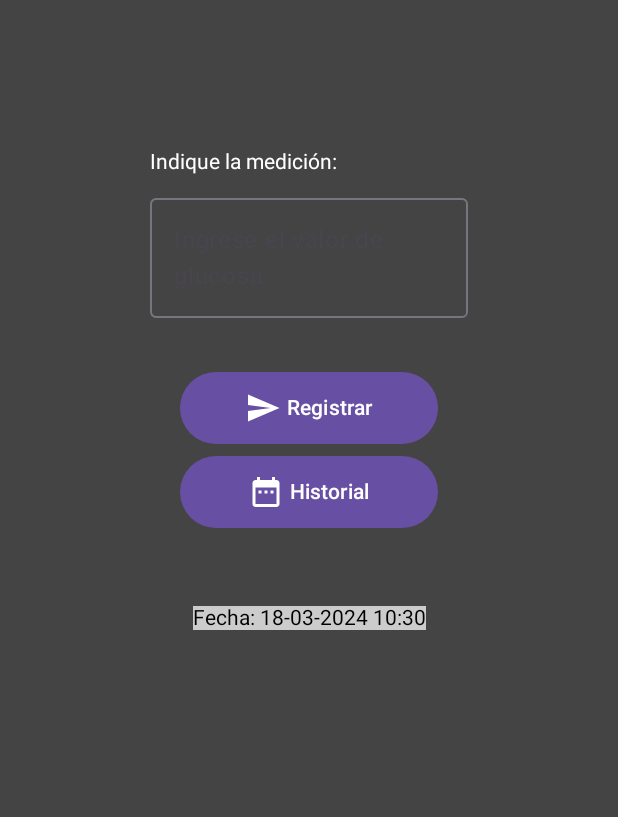
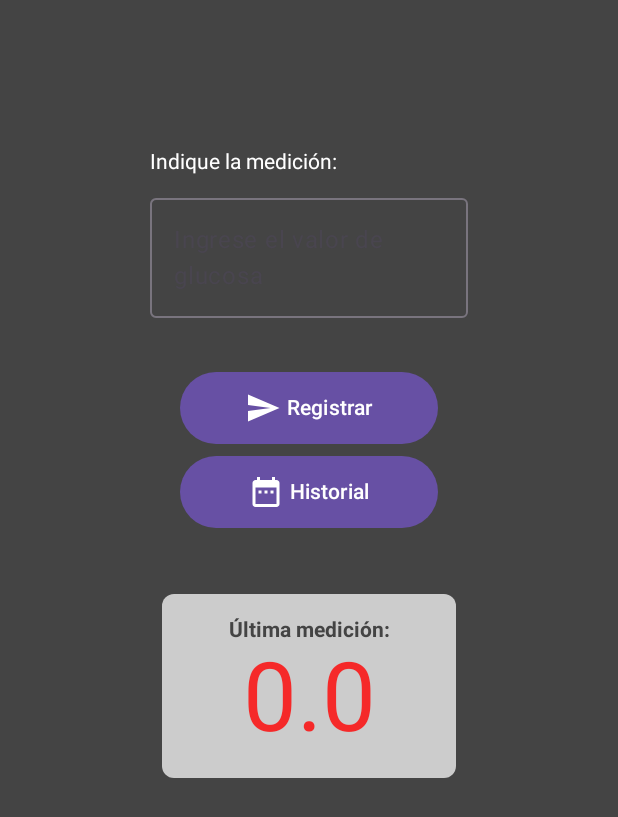
Before and after one commit to IsmaTor/GlucoseRegisterApp, an Android app built with Jetpack Compose: the GlucoseMeasurementScreen screen opened through its navigation route, on a phone screen of 412 x 824 dp. Shown: the top 817 px of the screen. Run offline under Robolectric (Android 15) with nearby library versions, the phone set to English and light mode, and no system bars.

Commit message:
last measurement

```diff
--- a/app/src/main/java/ismaapp/tortosa/glucoseregister/services/GlucoseServicesImp.java
+++ b/app/src/main/java/ismaapp/tortosa/glucoseregister/services/GlucoseServicesImp.java
@@ -106,4 +106,27 @@ public class GlucoseServicesImp implements IGlucoseServices{
         }
     }
 
+    @Override
+    public float getLastGlucoseMeasurement() {
+        float lastGlucoseMeasurement = 0.0f;
+        try {
+            String query = "SELECT " + GlucoseDBHelper.COLUMN_GLUCOSE_VALUE +
+                    " FROM " + GlucoseDBHelper.TABLE_NAME +
+                    ORDER_BY + GlucoseDBHelper.COLUMN_DATE + " DESC LIMIT 1";
+
+            Cursor cursor = glucoseRepository.getDatabase().rawQuery(query, null);
+
+            if (cursor != null && cursor.moveToFirst()) {
+                int glucoseValueIndex = cursor.getColumnIndex(GlucoseDBHelper.COLUMN_GLUCOSE_VALUE);
+                if (glucoseValueIndex != -1) {
+                    lastGlucoseMeasurement = cursor.getFloat(glucoseValueIndex);
+                }
+                cursor.close();
+            }
+        } catch (Exception e) {
+            Log.e(LOG_NAME, "Error retrieving last glucose measurement: " + e.getMessage());
+        }
+        return lastGlucoseMeasurement;
+    }
+
 }
--- a/app/src/main/java/ismaapp/tortosa/glucoseregister/services/IGlucoseServices.java
+++ b/app/src/main/java/ismaapp/tortosa/glucoseregister/services/IGlucoseServices.java
@@ -13,4 +13,5 @@ public interface IGlucoseServices {
     //Delete all measurements from the database
     public void deleteAllGlucoseMeasurements();
     public boolean isInsertSuccess();
+    float getLastGlucoseMeasurement();
 }
--- a/app/src/main/java/ismaapp/tortosa/glucoseregister/ui/screen/GlucoseMeasurement.kt
+++ b/app/src/main/java/ismaapp/tortosa/glucoseregister/ui/screen/GlucoseMeasurement.kt
@@ -20,8 +20,10 @@ import androidx.compose.material.icons.filled.DateRange
 import androidx.compose.material3.Button
 import androidx.compose.material3.Icon
 import androidx.compose.material3.OutlinedTextField
+import androidx.compose.material3.Surface
 import androidx.compose.material3.Text
 import androidx.compose.runtime.Composable
+import androidx.compose.runtime.LaunchedEffect
 import androidx.compose.runtime.getValue
 import androidx.compose.runtime.mutableStateOf
 import androidx.compose.runtime.remember
@@ -31,19 +33,24 @@ import androidx.compose.ui.Modifier
 import androidx.compose.ui.draw.clip
 import androidx.compose.ui.graphics.Color
 import androidx.compose.ui.text.TextStyle
+import androidx.compose.ui.text.font.FontWeight
 import androidx.compose.ui.text.input.KeyboardType
 import androidx.compose.ui.unit.dp
+import androidx.compose.ui.unit.em
 import androidx.navigation.NavController
 import ismaapp.tortosa.glucoseregister.services.IGlucoseServices
-import ismaapp.tortosa.glucoseregister.utils.DateUtils
 
 @Composable
 fun GlucoseMeasurementScreen(glucoseService: IGlucoseServices, navController: NavController) {
     var glucoseValue by remember { mutableStateOf(0f) }
     var isMeasurementSuccessful by remember { mutableStateOf(false) }
     var showMessage by remember { mutableStateOf(false) }
+    var lastMeasurement: Float? by remember { mutableStateOf(null) }
 
-    val date = DateUtils.getFormattedDate()
+    // Obtener la última medición de la base de datos
+    LaunchedEffect(Unit) {
+        lastMeasurement = glucoseService.getLastGlucoseMeasurement()
+    }
 
     Column(
         modifier = Modifier
@@ -64,7 +71,7 @@ fun GlucoseMeasurementScreen(glucoseService: IGlucoseServices, navController: Na
             onValueChange = { newValue ->
                 isError = false
 
-                //Permitir solo un punto decimal y números
+                // Permitir solo un punto decimal y números
                 val regex = Regex("""^-?\d*\.?\d*$""")
                 if (newValue.isBlank() || regex.matches(newValue)) {
                     glucoseValue = newValue.toFloatOrNull() ?: 0f
@@ -150,12 +157,38 @@ fun GlucoseMeasurementScreen(glucoseService: IGlucoseServices, navController: Na
             }
         }
 
-        Text(
-            "Fecha: $date",
-            modifier = Modifier
-                .align(Alignment.CenterHorizontally)
-                .padding(16.dp)
-                .background(Color.LightGray)
-        )
+        // Última medición guardada
+        lastMeasurement?.let { measurement ->
+            val textColor = when {
+                measurement in 80.0..130.0 -> Color.Green // Si la medición está entre 80 y 130
+                measurement < 80.0 || measurement > 130.0 -> Color.Red.copy(alpha = 0.8f) // Si la medición es menor que 80 o mayor que 130
+                else -> Color.White // Por defecto
+            }
+
+            Surface(
+                modifier = Modifier
+                    .fillMaxWidth()
+                    .padding(8.dp),
+                shape = RoundedCornerShape(8.dp),
+                color = Color.LightGray
+            ) {
+                Column(
+                    modifier = Modifier.padding(16.dp)
+                ) {
+                    Text(
+                        text = "Última medición:",
+                        color = Color.DarkGray,
+                        fontWeight = FontWeight.Bold,
+                        modifier = Modifier.align(Alignment.CenterHorizontally)
+                    )
+                    Text(
+                        text = "$measurement",
+                        color = textColor,
+                        fontSize = 8.em, // Doble de grande que el tamaño de fuente por defecto
+                        modifier = Modifier.align(Alignment.CenterHorizontally)
+                    )
+                }
+            }
+        }
     }
 }
```
